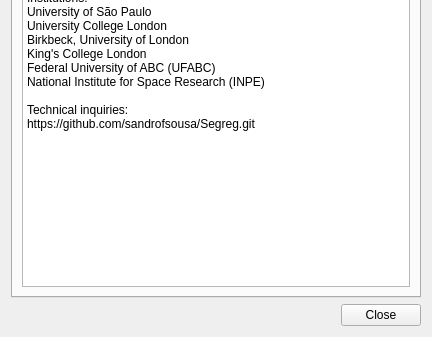
Above: segreg_dialog_base.ui from sandrofsousa/Segreg before the change; both pictures show x 0 to 432 and y 270 to 607 of the 432 by 607 pixel window. Below: the same form after it.
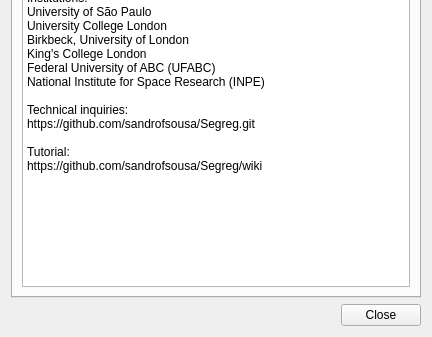
That is the form after the change. The open tabs and pages were chosen to show the change.

Diff of the .ui file:
```diff
--- a/segreg_dialog_base.ui
+++ b/segreg_dialog_base.ui
@@ -462,7 +462,10 @@
 National Institute for Space Research (INPE)
 
 Technical inquiries:
-https://github.com/sandrofsousa/Segreg.git</string>
+https://github.com/sandrofsousa/Segreg.git
+
+Tutorial:
+https://github.com/sandrofsousa/Segreg/wiki</string>
          </property>
         </widget>
        </item>
```
Left out of the diff: 2 changed lines with no effect on the pictures.
